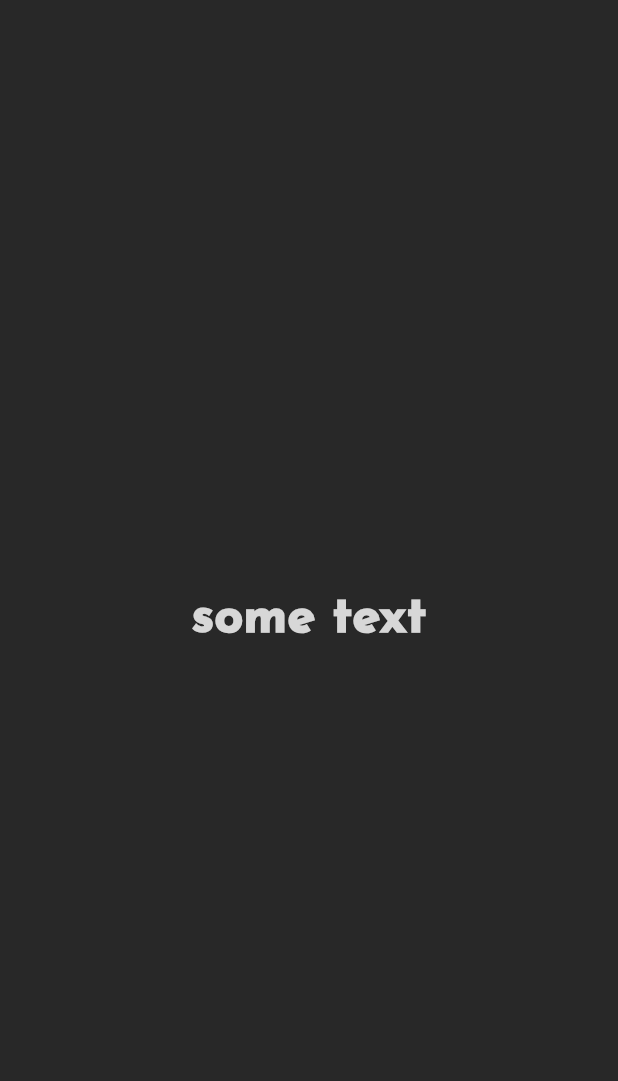
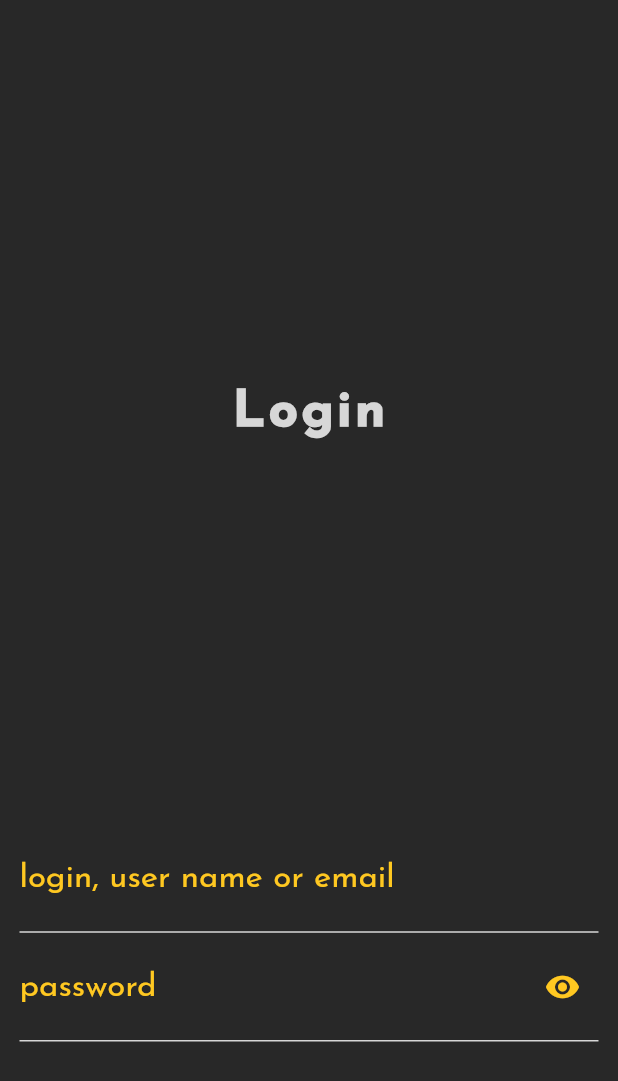
Before and after one commit to DavidBeppiev/PhT-test-task, a Flutter app: the screen it shows after launch, on a phone screen of 412 x 824 dp. Shown: the top 1081 px of the screen. Run offline on Flutter 3.47's test engine with Material 2 defaults, Android fonts, the phone set to English and light mode, and no system bars; our stand-ins replace bloc, flutter_bloc; missing offline and left inert: material_dialogs.

Commit message:
=== NEW === 1) add login_page.dart

```diff
--- /dev/null
+++ b/lib/bloc/cubit/show hide password/show_hide_password_cubit.dart
@@ -0,0 +1,11 @@
+import 'package:bloc/bloc.dart';
+import 'package:meta/meta.dart';
+
+part 'show_hide_password_state.dart';
+
+class ShowHidePasswordCubit extends Cubit<bool> {
+  ShowHidePasswordCubit() : super(true);
+
+  void showPassword () => emit(false);
+  void hidePassword () => emit(true);
+}
--- /dev/null
+++ b/lib/bloc/cubit/show hide password/show_hide_password_state.dart
@@ -0,0 +1,4 @@
+part of 'show_hide_password_cubit.dart';
+
+@immutable
+abstract class ShowHidePasswordState {}
--- a/lib/data/constants/my_strings.dart
+++ b/lib/data/constants/my_strings.dart
@@ -3,5 +3,8 @@ abstract class MyTexts {
   static const no = 'no';
 
   static const confirmToExitApp = 'Do you really want out of the app?';
-  static const test = 'some text';
+
+  static const login = 'Login';
+  static const loginInput = 'login, user name or email';
+  static const password = 'password';
 }
--- a/lib/data/constants/my_styles.dart
+++ b/lib/data/constants/my_styles.dart
@@ -2,15 +2,30 @@ import 'package:fhysical_transformation/data/constants/my_colors.dart';
 import 'package:flutter/cupertino.dart';
 
 abstract class MyStyles {
-  static const test = TextStyle(
-      fontFamily: 'JosefinSans', fontWeight: FontWeight.w900, color: MyColors.ironColor, fontSize: 34);
+  static const tsCIronFS34 = TextStyle(
+      fontFamily: 'JosefinSans',
+      fontWeight: FontWeight.w900,
+      color: MyColors.ironColor,
+      fontSize: 34,
+      letterSpacing: 2.3);
 
-  static const tsCsharkFS26 = TextStyle(
+  static const tsCSharkFS26 = TextStyle(
     fontFamily: 'JosefinSans',
     color: MyColors.sharkColor,
     fontSize: 26,
     letterSpacing: 1.2,
   );
 
-  static const tsClightningYellowFS18 = TextStyle(color: MyColors.lightningYellow, fontSize: 18, letterSpacing: 1.1);
+  static const tsCLightningYellowFS18 =
+      TextStyle(color: MyColors.lightningYellow, fontSize: 18, letterSpacing: 1.1);
+
+  static const tsCIronFS28 = TextStyle(
+      fontFamily: 'JosefinSans',
+      color: MyColors.lightningYellow,
+      fontSize: 28,);
+
+  static const tsCIronFS22 = TextStyle(
+      fontFamily: 'JosefinSans',
+      color: MyColors.lightningYellow,
+      fontSize: 22,);
 }
--- a/lib/main.dart
+++ b/lib/main.dart
@@ -1,4 +1,4 @@
-import 'package:fhysical_transformation/ui/pages/initial_page.dart';
+import 'package:fhysical_transformation/ui/pages/login_page.dart';
 import 'package:fhysical_transformation/data/constants/my_colors.dart';
 import 'package:flutter/material.dart';
 
@@ -16,7 +16,7 @@ class MyApp extends StatelessWidget {
       theme: ThemeData(
         scaffoldBackgroundColor: MyColors.sharkColor
       ),
-      home: const InitialPage(),
+      home: LoginPage(),
     );
   }
 }
--- a/lib/ui/pages/initial_page.dart
+++ /dev/null
@@ -1,25 +0,0 @@
-import 'package:fhysical_transformation/data/constants/my_strings.dart';
-import 'package:fhysical_transformation/ui/widgets/alerts/exit_from_app_warning_alert.dart';
-import 'package:flutter/material.dart';
-import 'package:fhysical_transformation/data/constants/my_styles.dart';
-
-class InitialPage extends StatelessWidget {
-  const InitialPage({Key? key}) : super(key: key);
-
-  @override
-  Widget build(BuildContext context) {
-    return WillPopScope(
-      onWillPop: () async {
-        exitAppAlert(context);
-        return false;
-      },
-      child: const Scaffold(
-        body: SafeArea(
-          child: Center(
-            child: Text(MyTexts.test, style: MyStyles.test),
-          ),
-        ),
-      ),
-    );
-  }
-}
--- /dev/null
+++ b/lib/ui/pages/login_page.dart
@@ -0,0 +1,52 @@
+import 'package:fhysical_transformation/data/constants/my_strings.dart';
+import 'package:fhysical_transformation/ui/widgets/alerts/exit_from_app_warning_alert.dart';
+import 'package:fhysical_transformation/ui/widgets/text_form_field_widget.dart';
+import 'package:flutter/material.dart';
+import 'package:fhysical_transformation/data/constants/my_styles.dart';
+
+class LoginPage extends StatelessWidget {
+  LoginPage({Key? key}) : super(key: key);
+
+  TextEditingController loginController = TextEditingController();
+  TextEditingController passwordController = TextEditingController();
+
+  @override
+  Widget build(BuildContext context) {
+    return GestureDetector(
+      onTap: () => FocusScope.of(context).unfocus(),
+      child: WillPopScope(
+        onWillPop: () async {
+          exitAppAlert(context);
+          return false;
+        },
+        child: Scaffold(
+          body: SafeArea(
+            child: Column(
+              children: [
+                const Expanded(
+                    flex: 2, child: Center(child: Text(MyTexts.login, style: MyStyles.tsCIronFS34))),
+                Expanded(
+                  flex: 1,
+                  child: Column(
+                    children: [
+                      TextFormWidget(
+                        hintText: MyTexts.loginInput,
+                        textController: loginController,
+                        isPassword: false,
+                      ),
+                      TextFormWidget(
+                        hintText: MyTexts.password,
+                        textController: passwordController,
+                        isPassword: true,
+                      ),
+                    ],
+                  ),
+                ),
+              ],
+            ),
+          ),
+        ),
+      ),
+    );
+  }
+}
--- a/lib/ui/widgets/alerts/exit_from_app_warning_alert.dart
+++ b/lib/ui/widgets/alerts/exit_from_app_warning_alert.dart
@@ -7,7 +7,7 @@ import 'package:material_dialogs/material_dialogs.dart';
 
 void exitAppAlert(BuildContext context) {
   Dialogs.materialDialog(
-    titleStyle: MyStyles.tsCsharkFS26,
+    titleStyle: MyStyles.tsCSharkFS26,
     color: Colors.white,
     titleAlign: TextAlign.center,
     title: MyTexts.confirmToExitApp,
--- a/lib/ui/widgets/custom widgets/custom_alert_button.dart
+++ b/lib/ui/widgets/custom widgets/custom_alert_button.dart
@@ -20,6 +20,6 @@ class MyCustomAlertButton extends StatelessWidget {
           ),
         ),
         onPressed: () => onPressed(),
-        child: Text(text.toUpperCase(), style: MyStyles.tsClightningYellowFS18));
+        child: Text(text.toUpperCase(), style: MyStyles.tsCLightningYellowFS18));
   }
 }
--- /dev/null
+++ b/lib/ui/widgets/text_form_field_widget.dart
@@ -0,0 +1,59 @@
+import 'package:fhysical_transformation/bloc/cubit/show%20hide%20password/show_hide_password_cubit.dart';
+import 'package:fhysical_transformation/data/constants/my_colors.dart';
+import 'package:fhysical_transformation/data/constants/my_styles.dart';
+import 'package:flutter/material.dart';
+import 'package:flutter_bloc/flutter_bloc.dart';
+
+class TextFormWidget extends StatelessWidget {
+  String hintText;
+  TextEditingController textController;
+  bool isPassword;
+
+  TextFormWidget({required this.hintText, required this.textController, required this.isPassword, Key? key})
+      : super(key: key);
+
+  @override
+  Widget build(BuildContext context) {
+    return Padding(
+      padding: const EdgeInsets.symmetric(horizontal: 13.0),
+      child: BlocProvider(
+        create: (context) => ShowHidePasswordCubit(),
+        child: Builder(builder: (context) {
+          return BlocBuilder<ShowHidePasswordCubit, bool>(
+            builder: (context, isHideState) {
+              return TextFormField(
+                decoration: InputDecoration(
+                    suffixIcon: isPassword
+                        ? IconButton(
+                            icon: Icon(
+                              isHideState ? Icons.remove_red_eye : Icons.visibility_off,
+                              color: MyColors.lightningYellow,
+                            ),
+                            onPressed: () {
+                              if (isHideState)
+                                BlocProvider.of<ShowHidePasswordCubit>(context).showPassword();
+                              else
+                                BlocProvider.of<ShowHidePasswordCubit>(context).hidePassword();
+                            },
+                          )
+                        : const SizedBox(),
+                    label: Text(hintText),
+                    labelStyle: MyStyles.tsCIronFS22,
+                    enabledBorder: const UnderlineInputBorder(
+                      borderSide: BorderSide(color: MyColors.ironColor),
+                    ),
+                    focusedBorder: const UnderlineInputBorder(
+                      borderSide: BorderSide(color: MyColors.lightningYellow),
+                    )),
+                obscureText: isPassword && isHideState,
+                cursorColor: MyColors.lightningYellow,
+                controller: textController,
+                style: MyStyles.tsCIronFS28,
+              );
+            },
+          );
+        }),
+      ),
+    );
+  }
+}
```
